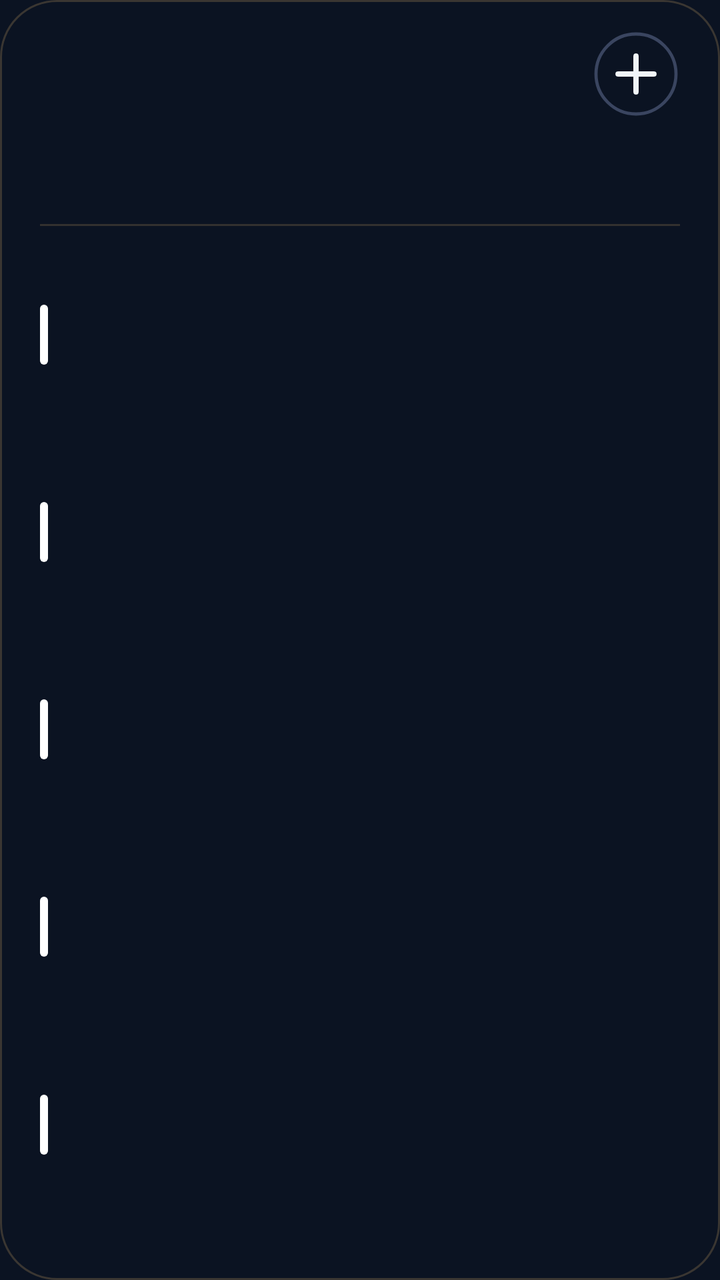
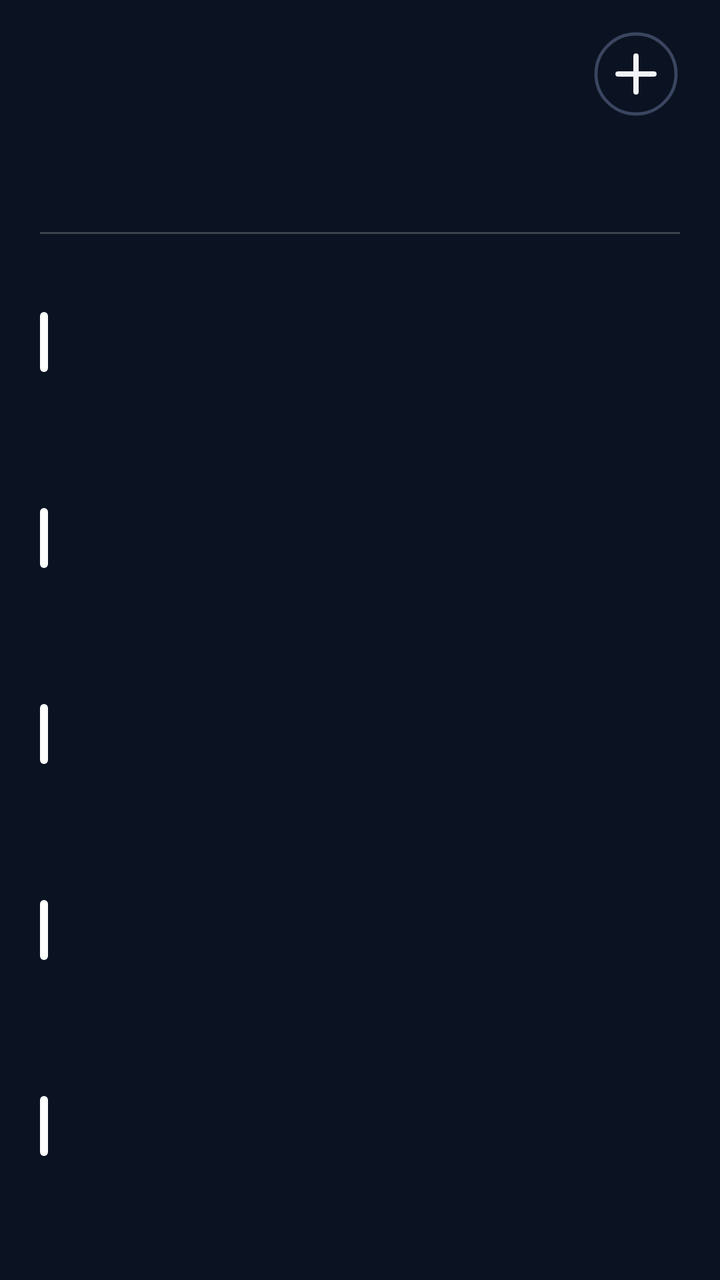

Two renders of the same Android screen: before a commit and after it. Below are the layout's source before the change and the commit's diff.
<!-- AndroidManifest.xml: application theme AppTheme -->
<!-- res/layout/cal_k5.xml -->
<?xml version="1.0" encoding="utf-8"?>
<FrameLayout
    xmlns:android="http://schemas.android.com/apk/res/android"
    android:id="@+id/root"
    android:layout_width="match_parent"
    android:layout_height="match_parent"
    android:padding="0dp">

    <ImageView
        android:id="@+id/cal_bg"
        android:layout_width="match_parent"
        android:layout_height="match_parent"
        android:importantForAccessibility="no"
        android:scaleType="fitXY" />
    <LinearLayout
        android:id="@+id/panel"
        android:layout_width="match_parent"
        android:layout_height="match_parent"
        android:background="@drawable/cal_panel"
        android:orientation="vertical"
        android:paddingStart="20dp"
        android:paddingTop="13dp"
        android:paddingEnd="20dp"
        android:paddingBottom="14dp">

        
        <LinearLayout
            android:layout_width="match_parent"
            android:layout_height="48dp"
            android:gravity="center_vertical"
            android:orientation="horizontal">
        <ImageView
            android:id="@+id/cal_day"
            android:layout_width="wrap_content"
            android:layout_height="47dp"
            android:adjustViewBounds="true"
            android:scaleType="fitStart" />

            <LinearLayout
                android:layout_width="0dp"
                android:layout_height="wrap_content"
                android:layout_marginStart="12dp"
                android:layout_weight="1"
                android:orientation="vertical">
                <ImageView
                    android:id="@+id/cal_month"
                    android:layout_width="match_parent"
                    android:layout_height="23dp"
                    android:adjustViewBounds="true"
                    android:scaleType="fitStart" />
                <ImageView
                    android:id="@+id/cal_sub"
                    android:layout_width="match_parent"
                    android:layout_height="16dp"
                    android:adjustViewBounds="true"
                    android:layout_marginTop="2dp"
                    android:scaleType="fitStart" />
            </LinearLayout>

            <ImageView
                android:id="@+id/btn_add"
                android:layout_width="44dp"
                android:layout_height="44dp"
                android:contentDescription="New event"
                android:src="@drawable/ic_cal_add" />
        </LinearLayout>

        
        <LinearLayout
            android:layout_width="match_parent"
            android:layout_height="44dp"
            android:layout_marginTop="2dp"
            android:orientation="horizontal">
            <LinearLayout
                android:layout_width="0dp"
                android:layout_height="match_parent"
                android:layout_weight="1"
                android:gravity="center_horizontal"
                android:orientation="vertical">
                <ImageView
                    android:id="@+id/wk_label_0"
                    android:layout_width="wrap_content"
                    android:layout_height="14dp"
                    android:adjustViewBounds="true"
                    android:scaleType="fitCenter" />
                <ImageView
                    android:id="@+id/wk_num_0"
                    android:layout_width="26dp"
                    android:layout_height="26dp"
                    android:adjustViewBounds="true"
                    android:layout_marginTop="3dp"
                    android:scaleType="fitCenter" />
            </LinearLayout>
            <LinearLayout
                android:layout_width="0dp"
                android:layout_height="match_parent"
                android:layout_weight="1"
                android:gravity="center_horizontal"
                android:orientation="vertical">
                <ImageView
                    android:id="@+id/wk_label_1"
                    android:layout_width="wrap_content"
                    android:layout_height="14dp"
                    android:adjustViewBounds="true"
                    android:scaleType="fitCenter" />
                <ImageView
                    android:id="@+id/wk_num_1"
                    android:layout_width="26dp"
                    android:layout_height="26dp"
                    android:adjustViewBounds="true"
                    android:layout_marginTop="3dp"
                    android:scaleType="fitCenter" />
            </LinearLayout>
            <LinearLayout
                android:layout_width="0dp"
                android:layout_height="match_parent"
                android:layout_weight="1"
                android:gravity="center_horizontal"
                android:orientation="vertical">
                <ImageView
                    android:id="@+id/wk_label_2"
                    android:layout_width="wrap_content"
                    android:layout_height="14dp"
                    android:adjustViewBounds="true"
                    android:scaleType="fitCenter" />
                <ImageView
                    android:id="@+id/wk_num_2"
                    android:layout_width="26dp"
                    android:layout_height="26dp"
                    android:adjustViewBounds="true"
                    android:layout_marginTop="3dp"
                    android:scaleType="fitCenter" />
            </LinearLayout>
            <LinearLayout
                android:layout_width="0dp"
                android:layout_height="match_parent"
                android:layout_weight="1"
                android:gravity="center_horizontal"
                android:orientation="vertical">
                <ImageView
                    android:id="@+id/wk_label_3"
                    android:layout_width="wrap_content"
                    android:layout_height="14dp"
                    android:adjustViewBounds="true"
                    android:scaleType="fitCenter" />
                <ImageView
                    android:id="@+id/wk_num_3"
                    android:layout_width="26dp"
                    android:layout_height="26dp"
                    android:adjustViewBounds="true"
                    android:layout_marginTop="3dp"
                    android:scaleType="fitCenter" />
            </LinearLayout>
            <LinearLayout
                android:layout_width="0dp"
                android:layout_height="match_parent"
                android:layout_weight="1"
                android:gravity="center_horizontal"
                android:orientation="vertical">
                <ImageView
                    android:id="@+id/wk_label_4"
                    android:layout_width="wrap_content"
                    android:layout_height="14dp"
                    android:adjustViewBounds="true"
                    android:scaleType="fitCenter" />
                <ImageView
                    android:id="@+id/wk_num_4"
                    android:layout_width="26dp"
                    android:layout_height="26dp"
                    android:adjustViewBounds="true"
                    android:layout_marginTop="3dp"
                    android:scaleType="fitCenter" />
            </LinearLayout>
            <LinearLayout
                android:layout_width="0dp"
                android:layout_height="match_parent"
                android:layout_weight="1"
                android:gravity="center_horizontal"
                android:orientation="vertical">
                <ImageView
                    android:id="@+id/wk_label_5"
                    android:layout_width="wrap_content"
                    android:layout_height="14dp"
                    android:adjustViewBounds="true"
                    android:scaleType="fitCenter" />
                <ImageView
                    android:id="@+id/wk_num_5"
                    android:layout_width="26dp"
                    android:layout_height="26dp"
                    android:adjustViewBounds="true"
                    android:layout_marginTop="3dp"
                    android:scaleType="fitCenter" />
            </LinearLayout>
            <LinearLayout
                android:layout_width="0dp"
                android:layout_height="match_parent"
                android:layout_weight="1"
                android:gravity="center_horizontal"
                android:orientation="vertical">
                <ImageView
                    android:id="@+id/wk_label_6"
                    android:layout_width="wrap_content"
                    android:layout_height="14dp"
                    android:adjustViewBounds="true"
                    android:scaleType="fitCenter" />
                <ImageView
                    android:id="@+id/wk_num_6"
                    android:layout_width="26dp"
                    android:layout_height="26dp"
                    android:adjustViewBounds="true"
                    android:layout_marginTop="3dp"
                    android:scaleType="fitCenter" />
            </LinearLayout>
        </LinearLayout>

        <ImageView
            android:layout_width="match_parent"
            android:layout_height="1dp"
            android:layout_marginTop="5dp"
            android:layout_marginBottom="5dp"
            android:scaleType="fitXY"
            android:src="@drawable/cal_divider" />

        
        <LinearLayout
            android:layout_width="match_parent"
            android:layout_height="0dp"
            android:layout_weight="1"
            android:orientation="vertical">
        <LinearLayout
            android:id="@+id/cal_row_0"
            android:layout_width="match_parent"
            android:layout_height="0dp"
            android:layout_weight="1"
            android:gravity="center_vertical"
            android:orientation="horizontal">

            <ImageView
                android:id="@+id/cal_bar_0"
                android:layout_width="4dp"
                android:layout_height="30dp"
                android:layout_marginEnd="11dp"
                android:scaleType="fitXY"
                android:src="@drawable/cal_bar" />

            <LinearLayout
                android:layout_width="0dp"
                android:layout_height="wrap_content"
                android:layout_weight="1"
                android:orientation="vertical">

                <LinearLayout
                    android:layout_width="match_parent"
                    android:layout_height="wrap_content"
                    android:orientation="horizontal">
                    <ImageView
                        android:id="@+id/cal_time_0"
                        android:layout_width="wrap_content"
                        android:layout_height="16dp"
                        android:adjustViewBounds="true"
                        android:scaleType="fitStart" />
                    <ImageView
                        android:id="@+id/cal_hint_0"
                        android:layout_width="wrap_content"
                        android:layout_height="16dp"
                        android:adjustViewBounds="true"
                        android:layout_marginStart="9dp"
                        android:scaleType="fitStart" />
                </LinearLayout>
                <ImageView
                    android:id="@+id/cal_title_0"
                    android:layout_width="match_parent"
                    android:layout_height="22dp"
                    android:adjustViewBounds="true"
                    android:layout_marginTop="1dp"
                    android:scaleType="fitStart" />
            </LinearLayout>
        </LinearLayout>
        <LinearLayout
            android:id="@+id/cal_row_1"
            android:layout_width="match_parent"
            android:layout_height="0dp"
            android:layout_weight="1"
            android:gravity="center_vertical"
            android:orientation="horizontal">

            <ImageView
                android:id="@+id/cal_bar_1"
                android:layout_width="4dp"
                android:layout_height="30dp"
                android:layout_marginEnd="11dp"
                android:scaleType="fitXY"
                android:src="@drawable/cal_bar" />

            <LinearLayout
                android:layout_width="0dp"
                android:layout_height="wrap_content"
                android:layout_weight="1"
                android:orientation="vertical">

                <LinearLayout
                    android:layout_width="match_parent"
                    android:layout_height="wrap_content"
                    android:orientation="horizontal">
                    <ImageView
                        android:id="@+id/cal_time_1"
                        android:layout_width="wrap_content"
                        android:layout_height="16dp"
                        android:adjustViewBounds="true"
                        android:scaleType="fitStart" />
                    <ImageView
                        android:id="@+id/cal_hint_1"
                        android:layout_width="wrap_content"
                        android:layout_height="16dp"
                        android:adjustViewBounds="true"
                        android:layout_marginStart="9dp"
                        android:scaleType="fitStart" />
                </LinearLayout>
                <ImageView
                    android:id="@+id/cal_title_1"
                    android:layout_width="match_parent"
                    android:layout_height="22dp"
                    android:adjustViewBounds="true"
                    android:layout_marginTop="1dp"
                    android:scaleType="fitStart" />
            </LinearLayout>
        </LinearLayout>
        <LinearLayout
            android:id="@+id/cal_row_2"
            android:layout_width="match_parent"
            android:layout_height="0dp"
            android:layout_weight="1"
            android:gravity="center_vertical"
            android:orientation="horizontal">

            <ImageView
                android:id="@+id/cal_bar_2"
                android:layout_width="4dp"
                android:layout_height="30dp"
                android:layout_marginEnd="11dp"
                android:scaleType="fitXY"
                android:src="@drawable/cal_bar" />

            <LinearLayout
                android:layout_width="0dp"
                android:layout_height="wrap_content"
                android:layout_weight="1"
                android:orientation="vertical">

                <LinearLayout
                    android:layout_width="match_parent"
                    android:layout_height="wrap_content"
                    android:orientation="horizontal">
                    <ImageView
                        android:id="@+id/cal_time_2"
                        android:layout_width="wrap_content"
                        android:layout_height="16dp"
                        android:adjustViewBounds="true"
                        android:scaleType="fitStart" />
                    <ImageView
                        android:id="@+id/cal_hint_2"
                        android:layout_width="wrap_content"
                        android:layout_height="16dp"
                        android:adjustViewBounds="true"
                        android:layout_marginStart="9dp"
                        android:scaleType="fitStart" />
                </LinearLayout>
                <ImageView
                    android:id="@+id/cal_title_2"
                    android:layout_width="match_parent"
                    android:layout_height="22dp"
                    android:adjustViewBounds="true"
                    android:layout_marginTop="1dp"
                    android:scaleType="fitStart" />
            </LinearLayout>
        </LinearLayout>
        <LinearLayout
            android:id="@+id/cal_row_3"
            android:layout_width="match_parent"
            android:layout_height="0dp"
            android:layout_weight="1"
            android:gravity="center_vertical"
            android:orientation="horizontal">

            <ImageView
                android:id="@+id/cal_bar_3"
                android:layout_width="4dp"
                android:layout_height="30dp"
                android:layout_marginEnd="11dp"
                android:scaleType="fitXY"
                android:src="@drawable/cal_bar" />

            <LinearLayout
                android:layout_width="0dp"
                android:layout_height="wrap_content"
                android:layout_weight="1"
                android:orientation="vertical">

                <LinearLayout
                    android:layout_width="match_parent"
                    android:layout_height="wrap_content"
                    android:orientation="horizontal">
                    <ImageView
                        android:id="@+id/cal_time_3"
                        android:layout_width="wrap_content"
                        android:layout_height="16dp"
                        android:adjustViewBounds="true"
                        android:scaleType="fitStart" />
                    <ImageView
                        android:id="@+id/cal_hint_3"
                        android:layout_width="wrap_content"
                        android:layout_height="16dp"
                        android:adjustViewBounds="true"
                        android:layout_marginStart="9dp"
                        android:scaleType="fitStart" />
                </LinearLayout>
                <ImageView
                    android:id="@+id/cal_title_3"
                    android:layout_width="match_parent"
                    android:layout_height="22dp"
                    android:adjustViewBounds="true"
                    android:layout_marginTop="1dp"
                    android:scaleType="fitStart" />
            </LinearLayout>
        </LinearLayout>
        <LinearLayout
            android:id="@+id/cal_row_4"
            android:layout_width="match_parent"
            android:layout_height="0dp"
            android:layout_weight="1"
            android:gravity="center_vertical"
            android:orientation="horizontal">

            <ImageView
                android:id="@+id/cal_bar_4"
                android:layout_width="4dp"
                android:layout_height="30dp"
                android:layout_marginEnd="11dp"
                android:scaleType="fitXY"
                android:src="@drawable/cal_bar" />

            <LinearLayout
                android:layout_width="0dp"
                android:layout_height="wrap_content"
                android:layout_weight="1"
                android:orientation="vertical">

                <LinearLayout
                    android:layout_width="match_parent"
                    android:layout_height="wrap_content"
                    android:orientation="horizontal">
                    <ImageView
                        android:id="@+id/cal_time_4"
                        android:layout_width="wrap_content"
                        android:layout_height="16dp"
                        android:adjustViewBounds="true"
                        android:scaleType="fitStart" />
                    <ImageView
                        android:id="@+id/cal_hint_4"
                        android:layout_width="wrap_content"
                        android:layout_height="16dp"
                        android:adjustViewBounds="true"
                        android:layout_marginStart="9dp"
                        android:scaleType="fitStart" />
                </LinearLayout>
                <ImageView
                    android:id="@+id/cal_title_4"
                    android:layout_width="match_parent"
                    android:layout_height="22dp"
                    android:adjustViewBounds="true"
                    android:layout_marginTop="1dp"
                    android:scaleType="fitStart" />
            </LinearLayout>
        </LinearLayout>
        </LinearLayout>
        <ImageView
            android:id="@+id/cal_more"
            android:layout_width="match_parent"
            android:layout_height="14dp"
            android:adjustViewBounds="true"
            android:scaleType="fitEnd" />
    </LinearLayout>
</FrameLayout>
<!-- resources referenced by this layout -->
<resources>
  <!-- drawable cal_bar (drawable) -->
  <?xml version="1.0" encoding="utf-8"?>
  <shape xmlns:android="http://schemas.android.com/apk/res/android" android:shape="rectangle">
      <solid android:color="#FFFFFFFF" />
      <corners android:radius="2dp" />
  </shape>
  <!-- drawable cal_divider (drawable) -->
  <?xml version="1.0" encoding="utf-8"?>
  <shape xmlns:android="http://schemas.android.com/apk/res/android" android:shape="rectangle">
      <solid android:color="#33D2A867" />
  </shape>
  <!-- drawable cal_panel (drawable) -->
  <?xml version="1.0" encoding="utf-8"?>
  <shape xmlns:android="http://schemas.android.com/apk/res/android" android:shape="rectangle">
      <solid android:color="#00000000" />
      <stroke android:width="1dp" android:color="#3DD2A867" />
      <corners android:radius="@dimen/widget_radius" />
  </shape>
  <!-- drawable ic_cal_add (drawable) -->
  <?xml version="1.0" encoding="utf-8"?>
  <vector xmlns:android="http://schemas.android.com/apk/res/android"
      android:width="44dp"
      android:height="44dp"
      android:viewportWidth="44"
      android:viewportHeight="44">
      <path
          android:pathData="M22,22m-20,0a20,20 0,1 1,40 0a20,20 0,1 1,-40 0"
          android:strokeColor="#FF3A4560"
          android:strokeWidth="1.6" />
      <path
          android:pathData="M13,22L31,22M22,13L22,31"
          android:strokeColor="#FFF1F5F9"
          android:strokeLineCap="round"
          android:strokeWidth="2.6" />
  </vector>
  <style name="AppTheme" parent="@android:style/Theme.DeviceDefault.NoActionBar">
          <item name="android:colorAccent">#DF8B35</item>
          <item name="android:colorControlActivated">#DF8B35</item>
          <item name="android:windowBackground">#0B1322</item>
          <item name="android:statusBarColor">#0E111A</item>
          <item name="android:navigationBarColor">#0B1322</item>
          <item name="android:textColorHint">#718096</item>
      </style>
  <dimen name="widget_radius">28dp</dimen>
</resources>

<!-- the commit's change to res/layout/cal_k5.xml (unified diff, before → after) -->
@@ -68,7 +68,7 @@
         
         <LinearLayout
             android:layout_width="match_parent"
-            android:layout_height="44dp"
+            android:layout_height="48dp"
             android:layout_marginTop="2dp"
             android:orientation="horizontal">
             <LinearLayout
@@ -85,10 +85,10 @@
                     android:scaleType="fitCenter" />
                 <ImageView
                     android:id="@+id/wk_num_0"
-                    android:layout_width="26dp"
-                    android:layout_height="26dp"
-                    android:adjustViewBounds="true"
-                    android:layout_marginTop="3dp"
+                    android:layout_width="34dp"
+                    android:layout_height="34dp"
+                    android:adjustViewBounds="true"
+                    android:layout_marginTop="0dp"
                     android:scaleType="fitCenter" />
             </LinearLayout>
             <LinearLayout
@@ -105,10 +105,10 @@
                     android:scaleType="fitCenter" />
                 <ImageView
                     android:id="@+id/wk_num_1"
-                    android:layout_width="26dp"
-                    android:layout_height="26dp"
-                    android:adjustViewBounds="true"
-                    android:layout_marginTop="3dp"
+                    android:layout_width="34dp"
+                    android:layout_height="34dp"
+                    android:adjustViewBounds="true"
+                    android:layout_marginTop="0dp"
                     android:scaleType="fitCenter" />
             </LinearLayout>
             <LinearLayout
@@ -125,10 +125,10 @@
                     android:scaleType="fitCenter" />
                 <ImageView
                     android:id="@+id/wk_num_2"
-                    android:layout_width="26dp"
-                    android:layout_height="26dp"
-                    android:adjustViewBounds="true"
-                    android:layout_marginTop="3dp"
+                    android:layout_width="34dp"
+                    android:layout_height="34dp"
+                    android:adjustViewBounds="true"
+                    android:layout_marginTop="0dp"
                     android:scaleType="fitCenter" />
             </LinearLayout>
             <LinearLayout
@@ -145,10 +145,10 @@
                     android:scaleType="fitCenter" />
                 <ImageView
                     android:id="@+id/wk_num_3"
-                    android:layout_width="26dp"
-                    android:layout_height="26dp"
-                    android:adjustViewBounds="true"
-                    android:layout_marginTop="3dp"
+                    android:layout_width="34dp"
+                    android:layout_height="34dp"
+                    android:adjustViewBounds="true"
+                    android:layout_marginTop="0dp"
                     android:scaleType="fitCenter" />
             </LinearLayout>
             <LinearLayout
@@ -165,10 +165,10 @@
                     android:scaleType="fitCenter" />
                 <ImageView
                     android:id="@+id/wk_num_4"
-                    android:layout_width="26dp"
-                    android:layout_height="26dp"
-                    android:adjustViewBounds="true"
-                    android:layout_marginTop="3dp"
+                    android:layout_width="34dp"
+                    android:layout_height="34dp"
+                    android:adjustViewBounds="true"
+                    android:layout_marginTop="0dp"
                     android:scaleType="fitCenter" />
             </LinearLayout>
             <LinearLayout
@@ -185,10 +185,10 @@
                     android:scaleType="fitCenter" />
                 <ImageView
                     android:id="@+id/wk_num_5"
-                    android:layout_width="26dp"
-                    android:layout_height="26dp"
-                    android:adjustViewBounds="true"
-                    android:layout_marginTop="3dp"
+                    android:layout_width="34dp"
+                    android:layout_height="34dp"
+                    android:adjustViewBounds="true"
+                    android:layout_marginTop="0dp"
                     android:scaleType="fitCenter" />
             </LinearLayout>
             <LinearLayout
@@ -205,15 +205,16 @@
                     android:scaleType="fitCenter" />
                 <ImageView
                     android:id="@+id/wk_num_6"
-                    android:layout_width="26dp"
-                    android:layout_height="26dp"
-                    android:adjustViewBounds="true"
-                    android:layout_marginTop="3dp"
+                    android:layout_width="34dp"
+                    android:layout_height="34dp"
+                    android:adjustViewBounds="true"
+                    android:layout_marginTop="0dp"
                     android:scaleType="fitCenter" />
             </LinearLayout>
         </LinearLayout>
 
         <ImageView
+            android:id="@+id/cal_div"
             android:layout_width="match_parent"
             android:layout_height="1dp"
             android:layout_marginTop="5dp"
<!-- resource entries referenced after the edit -->
@@ -9,13 +9,12 @@
   <!-- drawable cal_divider (drawable) -->
   <?xml version="1.0" encoding="utf-8"?>
   <shape xmlns:android="http://schemas.android.com/apk/res/android" android:shape="rectangle">
-      <solid android:color="#33D2A867" />
+      <solid android:color="#33FFFFFF" />
   </shape>
   <!-- drawable cal_panel (drawable) -->
   <?xml version="1.0" encoding="utf-8"?>
   <shape xmlns:android="http://schemas.android.com/apk/res/android" android:shape="rectangle">
       <solid android:color="#00000000" />
-      <stroke android:width="1dp" android:color="#3DD2A867" />
       <corners android:radius="@dimen/widget_radius" />
   </shape>
   <!-- drawable ic_cal_add (drawable) -->
